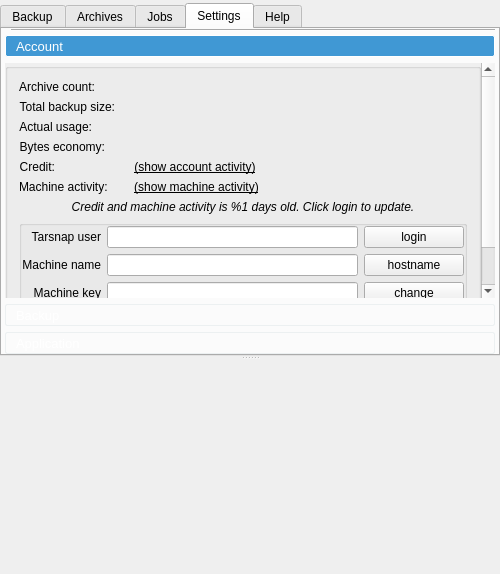
First picture: the form in forms/mainwindow.ui, repository Tarsnap/tarsnap-gui, before the edit.
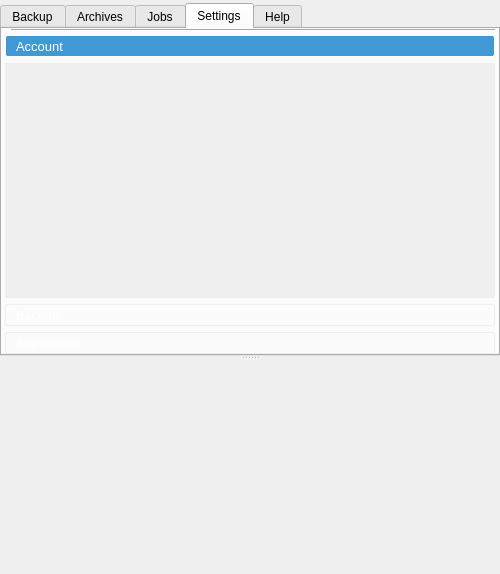
Second picture: the form after the edit. The open tabs and pages were chosen to show the change. Icons and pictures are not drawn. Custom widgets are drawn as their Qt base class.

Commit message: forms: move Settings.Account into SettingsWidget

```diff
--- a/forms/mainwindow.ui
+++ b/forms/mainwindow.ui
@@ -1104,423 +1104,6 @@
                <property name="bottomMargin">
                 <number>0</number>
                </property>
-               <item>
-                <widget class="QGroupBox" name="settingsAccountGroupBox">
-                 <property name="title">
-                  <string/>
-                 </property>
-                 <layout class="QVBoxLayout" name="settingsAccountGroupBoxVerticalLayout">
-                  <item>
-                   <layout class="QFormLayout" name="settingsGroupFormLayout">
-                    <property name="fieldGrowthPolicy">
-                     <enum>QFormLayout::ExpandingFieldsGrow</enum>
-                    </property>
-                    <property name="formAlignment">
-                     <set>Qt::AlignLeading|Qt::AlignLeft|Qt::AlignTop</set>
-                    </property>
-                    <item row="0" column="0">
-                     <widget class="QLabel" name="archiveCountLabel">
-                      <property name="toolTip">
-                       <string>Number of Archives stored for this Machine</string>
-                      </property>
-                      <property name="text">
-                       <string>Archive count:</string>
-                      </property>
-                      <property name="alignment">
-                       <set>Qt::AlignRight|Qt::AlignTrailing|Qt::AlignVCenter</set>
-                      </property>
-                     </widget>
-                    </item>
-                    <item row="0" column="1">
-                     <widget class="QLabel" name="accountArchivesCountLabel">
-                      <property name="text">
-                       <string notr="true"/>
-                      </property>
-                      <property name="textInteractionFlags">
-                       <set>Qt::LinksAccessibleByMouse|Qt::TextSelectableByMouse</set>
-                      </property>
-                     </widget>
-                    </item>
-                    <item row="1" column="0">
-                     <widget class="QLabel" name="totalBackupLabel">
-                      <property name="toolTip">
-                       <string>Real size of all stored archives (before compression and deduplication)</string>
-                      </property>
-                      <property name="text">
-                       <string>Total backup size:</string>
-                      </property>
-                      <property name="alignment">
-                       <set>Qt::AlignRight|Qt::AlignTrailing|Qt::AlignVCenter</set>
-                      </property>
-                     </widget>
-                    </item>
-                    <item row="1" column="1">
-                     <widget class="QLabel" name="accountTotalSizeLabel">
-                      <property name="text">
-                       <string notr="true"/>
-                      </property>
-                      <property name="textInteractionFlags">
-                       <set>Qt::LinksAccessibleByMouse|Qt::TextSelectableByMouse</set>
-                      </property>
-                     </widget>
-                    </item>
-                    <item row="2" column="0">
-                     <widget class="QLabel" name="actualUsageLabel">
-                      <property name="toolTip">
-                       <string>On the Tarsnap servers, this is what you're paying for</string>
-                      </property>
-                      <property name="text">
-                       <string>Actual usage:</string>
-                      </property>
-                      <property name="alignment">
-                       <set>Qt::AlignRight|Qt::AlignTrailing|Qt::AlignVCenter</set>
-                      </property>
-                     </widget>
-                    </item>
-                    <item row="2" column="1">
-                     <widget class="QLabel" name="accountActualSizeLabel">
-                      <property name="text">
-                       <string notr="true"/>
-                      </property>
-                      <property name="textInteractionFlags">
-                       <set>Qt::LinksAccessibleByMouse|Qt::TextSelectableByMouse</set>
-                      </property>
-                     </widget>
-                    </item>
-                    <item row="3" column="0">
-                     <widget class="QLabel" name="bytesEconomyLabel">
-                      <property name="toolTip">
-                       <string>Bytes reduced by deduplication and compression</string>
-                      </property>
-                      <property name="text">
-                       <string>Bytes economy:</string>
-                      </property>
-                      <property name="alignment">
-                       <set>Qt::AlignRight|Qt::AlignTrailing|Qt::AlignVCenter</set>
-                      </property>
-                     </widget>
-                    </item>
-                    <item row="3" column="1">
-                     <widget class="QLabel" name="accountStorageSavedLabel">
-                      <property name="text">
-                       <string notr="true"/>
-                      </property>
-                      <property name="textInteractionFlags">
-                       <set>Qt::LinksAccessibleByMouse|Qt::TextSelectableByMouse</set>
-                      </property>
-                     </widget>
-                    </item>
-                    <item row="4" column="0">
-                     <widget class="QLabel" name="creditLabel">
-                      <property name="toolTip">
-                       <string>Credit left on Tarsnap</string>
-                      </property>
-                      <property name="text">
-                       <string>Credit:</string>
-                      </property>
-                      <property name="alignment">
-                       <set>Qt::AlignRight|Qt::AlignTrailing|Qt::AlignVCenter</set>
-                      </property>
-                     </widget>
-                    </item>
-                    <item row="4" column="1">
-                     <layout class="QHBoxLayout" name="creditHorizontalLayout">
-                      <item>
-                       <widget class="ElidedLabel" name="accountCreditLabel">
-                        <property name="toolTip">
-                         <string>Click login button to update</string>
-                        </property>
-                        <property name="text">
-                         <string notr="true"/>
-                        </property>
-                        <property name="textInteractionFlags">
-                         <set>Qt::LinksAccessibleByMouse|Qt::TextSelectableByMouse</set>
-                        </property>
-                        <property name="elide" stdset="0">
-                         <string notr="true">Qt::ElideRight</string>
-                        </property>
-                       </widget>
-                      </item>
-                      <item>
-                       <widget class="QPushButton" name="accountActivityShowButton">
-                        <property name="font">
-                         <font>
-                          <underline>true</underline>
-                         </font>
-                        </property>
-                        <property name="toolTip">
-                         <string>Show account activity, requires Tarsnap login</string>
-                        </property>
-                        <property name="styleSheet">
-                         <string notr="true">QPushButton {
-border: 1px;
-}
-QPushButton:hover {
-color: blue;
-}</string>
-                        </property>
-                        <property name="text">
-                         <string>(show account activity)</string>
-                        </property>
-                       </widget>
-                      </item>
-                     </layout>
-                    </item>
-                    <item row="5" column="0">
-                     <widget class="QLabel" name="machineActivityLabel">
-                      <property name="toolTip">
-                       <string>Last activity recorded by Tarsnap for this machine</string>
-                      </property>
-                      <property name="text">
-                       <string>Machine activity:</string>
-                      </property>
-                     </widget>
-                    </item>
-                    <item row="5" column="1">
-                     <layout class="QHBoxLayout" name="machineActivityHorizontalLayout">
-                      <item>
-                       <widget class="ElidedLabel" name="machineActivity">
-                        <property name="toolTip">
-                         <string>Click login button to update</string>
-                        </property>
-                        <property name="text">
-                         <string notr="true"/>
-                        </property>
-                        <property name="textInteractionFlags">
-                         <set>Qt::LinksAccessibleByMouse|Qt::TextSelectableByMouse</set>
-                        </property>
-                        <property name="elide" stdset="0">
-                         <string notr="true">Qt::ElideRight</string>
-                        </property>
-                       </widget>
-                      </item>
-                      <item>
-                       <widget class="QPushButton" name="machineActivityShowButton">
-                        <property name="font">
-                         <font>
-                          <underline>true</underline>
-                         </font>
-                        </property>
-                        <property name="toolTip">
-                         <string>Show machine activity, requires Tarsnap login</string>
-                        </property>
-                        <property name="styleSheet">
-                         <string notr="true">QPushButton {
-border: 1px;
-}
-QPushButton:hover {
-color: blue;
-}</string>
-                        </property>
-                        <property name="text">
-                         <string>(show machine activity)</string>
-                        </property>
-                       </widget>
-                      </item>
-                     </layout>
-                    </item>
-                    <item row="6" column="0" colspan="2">
-                     <widget class="ElidedLabel" name="outOfDateNoticeLabel">
-                      <property name="font">
-                       <font>
-                        <italic>true</italic>
-                       </font>
-                      </property>
-                      <property name="toolTip">
-                       <string>Displayed credit might be out of date, click login button to fetch latest account details</string>
-                      </property>
-                      <property name="text">
-                       <string>Credit and machine activity is %1 days old. Click login to update.</string>
-                      </property>
-                      <property name="alignment">
-                       <set>Qt::AlignCenter</set>
-                      </property>
-                      <property name="elide" stdset="0">
-                       <string notr="true">Qt::ElideRight</string>
-                      </property>
-                     </widget>
-                    </item>
-                   </layout>
-                  </item>
-                  <item>
-                   <widget class="QGroupBox" name="settingsAccountSubGroupBox">
-                    <property name="title">
-                     <string/>
-                    </property>
-                    <layout class="QGridLayout" name="settingsAccountSubGridLayout">
-                     <property name="leftMargin">
-                      <number>0</number>
-                     </property>
-                     <property name="topMargin">
-                      <number>0</number>
-                     </property>
-                     <property name="rightMargin">
-                      <number>0</number>
-                     </property>
-                     <property name="bottomMargin">
-                      <number>0</number>
-                     </property>
-                     <item row="1" column="2">
-                      <widget class="QPushButton" name="accountMachineUseHostnameButton">
-                       <property name="sizePolicy">
-                        <sizepolicy hsizetype="Fixed" vsizetype="Fixed">
-                         <horstretch>0</horstretch>
-                         <verstretch>0</verstretch>
-                        </sizepolicy>
-                       </property>
-                       <property name="minimumSize">
-                        <size>
-                         <width>100</width>
-                         <height>0</height>
-                        </size>
-                       </property>
-                       <property name="maximumSize">
-                        <size>
-                         <width>100</width>
-                         <height>16777215</height>
-                        </size>
-                       </property>
-                       <property name="toolTip">
-                        <string>Set machine name to host name</string>
-                       </property>
-                       <property name="text">
-                        <string>hostname</string>
-                       </property>
-                      </widget>
-                     </item>
-                     <item row="1" column="0">
-                      <widget class="QLabel" name="machineNameLabel">
-                       <property name="text">
-                        <string>Machine name</string>
-                       </property>
-                       <property name="alignment">
-                        <set>Qt::AlignRight|Qt::AlignTrailing|Qt::AlignVCenter</set>
-                       </property>
-                      </widget>
-                     </item>
-                     <item row="2" column="2">
-                      <widget class="QPushButton" name="accountMachineKeyBrowseButton">
-                       <property name="sizePolicy">
-                        <sizepolicy hsizetype="Fixed" vsizetype="Fixed">
-                         <horstretch>0</horstretch>
-                         <verstretch>0</verstretch>
-                        </sizepolicy>
-                       </property>
-                       <property name="minimumSize">
-                        <size>
-                         <width>100</width>
-                         <height>0</height>
-                        </size>
-                       </property>
-                       <property name="maximumSize">
-                        <size>
-                         <width>100</width>
-                         <height>16777215</height>
-                        </size>
-                       </property>
-                       <property name="toolTip">
-                        <string>Browse for a machine key</string>
-                       </property>
-                       <property name="text">
-                        <string>change</string>
-                       </property>
-                      </widget>
-                     </item>
-                     <item row="0" column="0">
-                      <widget class="QLabel" name="tarsnapUserLabel">
-                       <property name="text">
-                        <string>Tarsnap user</string>
-                       </property>
-                       <property name="alignment">
-                        <set>Qt::AlignRight|Qt::AlignTrailing|Qt::AlignVCenter</set>
-                       </property>
-                      </widget>
-                     </item>
-                     <item row="0" column="1">
-                      <widget class="QLineEdit" name="accountUserLineEdit">
-                       <property name="toolTip">
-                        <string>E-mail address used to register on Tarsnap.com</string>
-                       </property>
-                       <property name="text">
-                        <string notr="true"/>
-                       </property>
-                      </widget>
-                     </item>
-                     <item row="1" column="1">
-                      <widget class="QLineEdit" name="accountMachineLineEdit">
-                       <property name="toolTip">
-                        <string>Name used for this machine</string>
-                       </property>
-                       <property name="text">
-                        <string notr="true"/>
-                       </property>
-                       <property name="placeholderText">
-                        <string/>
-                       </property>
-                      </widget>
-                     </item>
-                     <item row="2" column="1">
-                      <widget class="QLineEdit" name="accountMachineKeyLineEdit">
-                       <property name="toolTip">
-                        <string>Tarsnap key used for this machine</string>
-                       </property>
-                       <property name="text">
-                        <string notr="true"/>
-                       </property>
-                       <property name="placeholderText">
-                        <string/>
-                       </property>
-                      </widget>
-                     </item>
-                     <item row="2" column="0">
-                      <widget class="QLabel" name="machineKeyLabel">
-                       <property name="text">
-                        <string>Machine key</string>
-                       </property>
-                       <property name="alignment">
-                        <set>Qt::AlignRight|Qt::AlignTrailing|Qt::AlignVCenter</set>
-                       </property>
-                      </widget>
-                     </item>
-                     <item row="0" column="2">
-                      <widget class="QPushButton" name="updateAccountButton">
-                       <property name="toolTip">
-                        <string>Login to Tarsnap website to update credit and machine activity &lt;span style=&quot;color:gray;font-size:small&quot;&gt;%1&lt;/span&gt;</string>
-                       </property>
-                       <property name="text">
-                        <string>login</string>
-                       </property>
-                      </widget>
-                     </item>
-                    </layout>
-                   </widget>
-                  </item>
-                  <item>
-                   <widget class="QPushButton" name="nukeArchivesButton">
-                    <property name="toolTip">
-                     <string>Nukes all archives stored for the current key from the Tarsnap server</string>
-                    </property>
-                    <property name="text">
-                     <string>Nuke archives</string>
-                    </property>
-                   </widget>
-                  </item>
-                 </layout>
-                </widget>
-               </item>
-               <item>
-                <spacer name="settingsAccountVerticalSpacer">
-                 <property name="orientation">
-                  <enum>Qt::Vertical</enum>
-                 </property>
-                 <property name="sizeHint" stdset="0">
-                  <size>
-                   <width>20</width>
-                   <height>40</height>
-                  </size>
-                 </property>
-                </spacer>
-               </item>
               </layout>
              </widget>
              <widget class="QWidget" name="settingsBackupPage">
```
Left out of the diff: 9 changed lines with no effect on the pictures. The commit also changes 1 other file.
